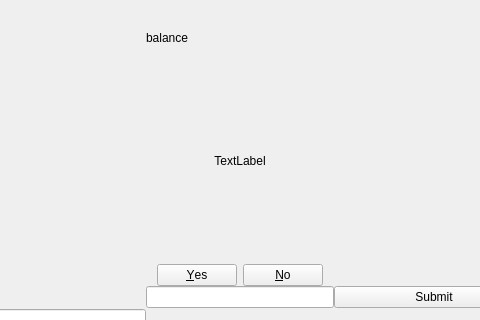
This is mainwindow.ui in SebastianSlaby/atm-program as Qt 5 draws it before an edit; both pictures show x 160 to 640 and y 162 to 482 of the 800 by 600 pixel window. The edited form follows.
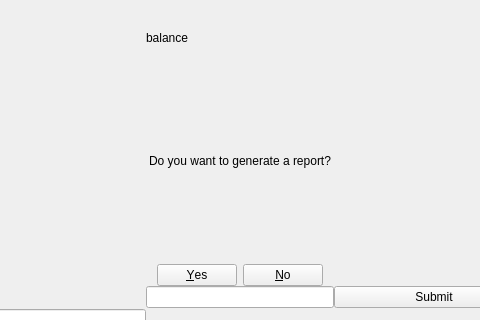
This is the edited form.

Commit message: report support

The edit to the form file:
```diff
--- a/mainwindow.ui
+++ b/mainwindow.ui
@@ -43,8 +43,8 @@
         <rect>
          <x>0</x>
          <y>0</y>
-         <width>798</width>
-         <height>598</height>
+         <width>840</width>
+         <height>584</height>
         </rect>
        </property>
        <layout class="QGridLayout" name="gridLayout_2">
@@ -211,7 +211,7 @@
           <item>
            <widget class="QLabel" name="reportConfirmationLabel">
             <property name="text">
-             <string>TextLabel</string>
+             <string>Do you want to generate a report?</string>
             </property>
             <property name="alignment">
              <set>Qt::AlignCenter</set>
```
The commit also changes 6 other files.
